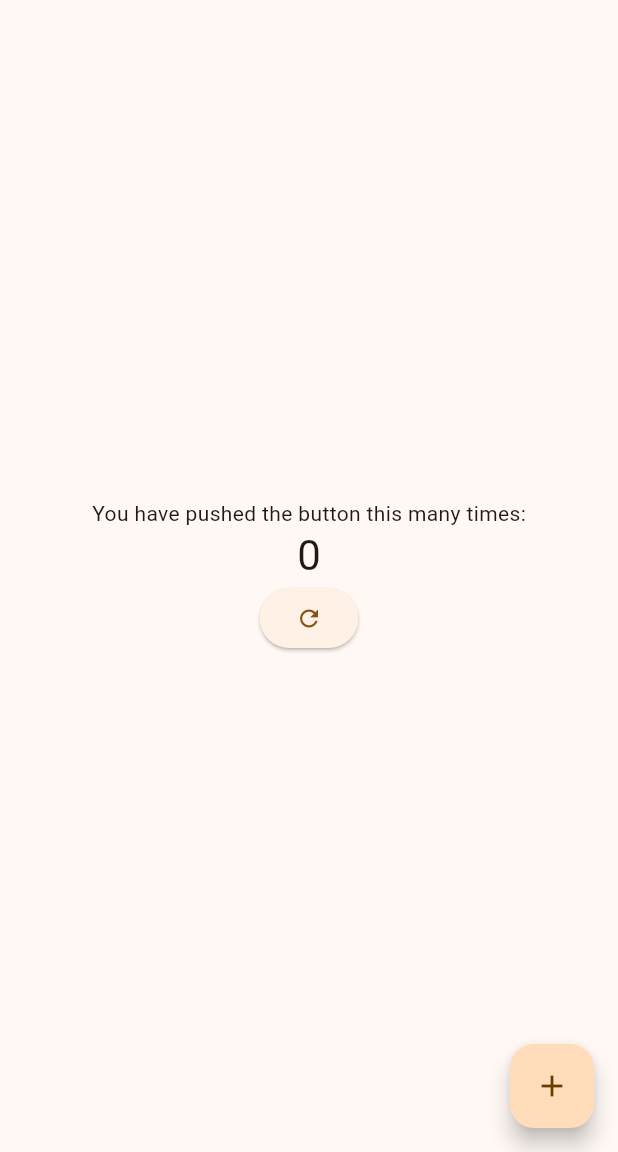
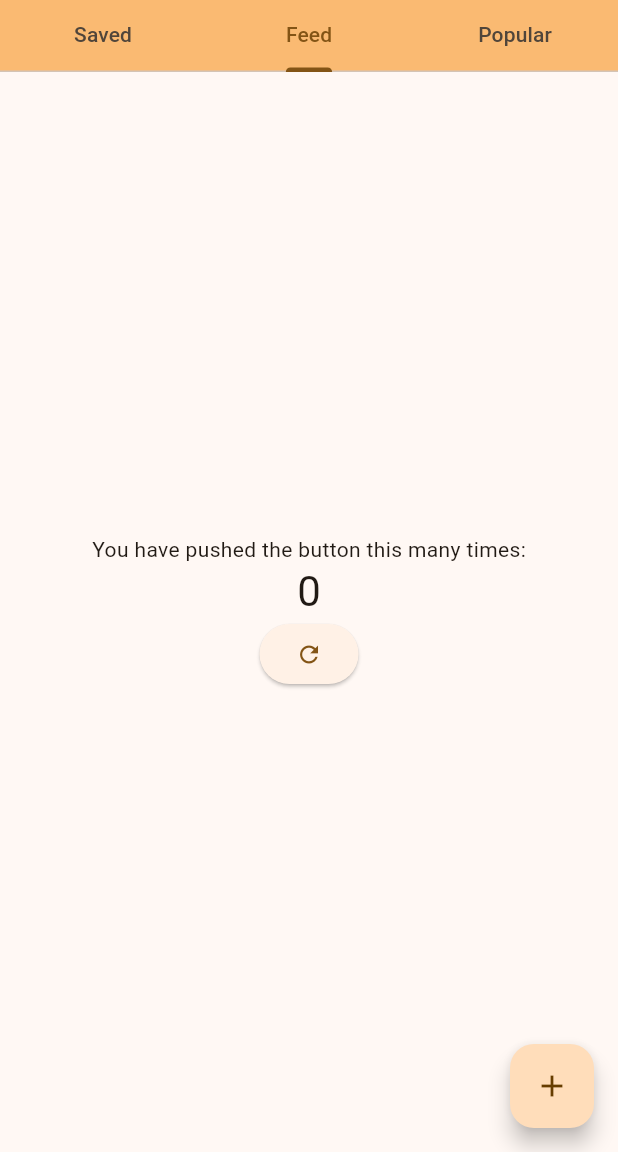
Before and after one commit to sllewely/recommendations, a Flutter app: the screen it shows after launch, on a phone screen of 412 x 824 dp, the part 84-1236 px from its top. Run offline on Flutter 3.47's test engine with Material 2 defaults, Android fonts, the phone set to English and light mode, and no system bars.

Commit message:
Add swipeable tabs

```diff
--- a/mobile/lib/main.dart
+++ b/mobile/lib/main.dart
@@ -1,11 +1,12 @@
 import 'package:flutter/material.dart';
+import 'package:provider/provider.dart';
 
 void main() {
-  runApp(const MyApp());
+  runApp(const RecApp());
 }
 
-class MyApp extends StatelessWidget {
-  const MyApp({super.key});
+class RecApp extends StatelessWidget {
+  const RecApp({super.key});
 
   // This widget is the root of your application.
   @override
@@ -31,13 +32,13 @@ class MyApp extends StatelessWidget {
         colorScheme: ColorScheme.fromSeed(seedColor: Colors.orangeAccent),
         useMaterial3: true,
       ),
-      home: const MyHomePage(title: 'Recommendations'),
+      home: const HomePage(title: 'Recommendations'),
     );
   }
 }
 
-class MyHomePage extends StatefulWidget {
-  const MyHomePage({super.key, required this.title});
+class HomePage extends StatefulWidget {
+  const HomePage({super.key, required this.title});
 
   // This widget is the home page of your application. It is stateful, meaning
   // that it has a State object (defined below) that contains fields that affect
@@ -51,14 +52,20 @@ class MyHomePage extends StatefulWidget {
   final String title;
 
   @override
-  State<MyHomePage> createState() => _MyHomePageState();
+  State<HomePage> createState() => _HomePageState();
 }
 
-class _MyHomePageState extends State<MyHomePage> {
+class _HomePageState extends State<HomePage> with SingleTickerProviderStateMixin {
+  static const List<Tab> defaultTabs = <Tab>[
+    Tab(text: 'Saved'),
+    Tab(text: 'Feed'),
+    Tab(text: 'Popular'),
+  ];
+
   int _counter = 0;
-  int _selectedIndex = 0;
   final GlobalKey<ScaffoldState> _scaffoldKey = GlobalKey<ScaffoldState>();
 
+  late TabController _tabController;
   void _incrementCounter() {
     setState(() {
       _counter++;
@@ -71,12 +78,16 @@ class _MyHomePageState extends State<MyHomePage> {
     });
   }
 
-  void _openDrawer() {
-    _scaffoldKey.currentState!.openDrawer();
+  @override
+  void initState() {
+    super.initState();
+    _tabController = TabController(initialIndex: 1, length: defaultTabs.length, vsync: this);
   }
 
-  void _closeDrawer() {
-    Navigator.of(context).pop();
+  @override
+  void dispose() {
+    _tabController.dispose();
+    super.dispose();
   }
 
   @override
@@ -87,17 +98,6 @@ class _MyHomePageState extends State<MyHomePage> {
     // The Flutter framework has been optimized to make rerunning build methods
     // fast, so that you can just rebuild anything that needs updating rather
     // than having to individually change instances of widgets.
-    Widget page;
-    switch (_selectedIndex) {
-      case 0:
-        page = const Placeholder();
-      case 1:
-        page = const Placeholder();
-      case 2:
-        page = context.widget;
-      default:
-        throw UnimplementedError('I am screaming');
-    }
 
     return Scaffold(
       key: _scaffoldKey,
@@ -105,37 +105,51 @@ class _MyHomePageState extends State<MyHomePage> {
         // TRY THIS: Try changing the color here to a specific color (to
         // Colors.amber, perhaps?) and trigger a hot reload to see the AppBar
         // change color while the other colors stay the same.
-        backgroundColor: Theme.of(context).colorScheme.inversePrimary,
+          backgroundColor: Theme
+              .of(context)
+              .colorScheme
+              .inversePrimary,
           // Here we take the value from the MyHomePage object that was created by
           // the App.build method, and use it to set our appbar title.
           title: Text(widget.title),
+          bottom: TabBar(
+            controller: _tabController,
+            tabs: defaultTabs,
+          )
       ),
       drawer: Drawer(
           child: SafeArea(child: NavigationRail(
             extended: false,
             destinations: const [
-            NavigationRailDestination(icon: Icon(Icons.home), label: Text('Home')),
-            NavigationRailDestination(icon: Icon(Icons.account_circle), label: Text('Account')),
-            NavigationRailDestination(icon: Icon(Icons.arrow_back_ios_new_rounded), label: Text('Close Nav Bar'))
+              NavigationRailDestination(
+                  icon: Icon(Icons.home), label: Text('Home')),
+              NavigationRailDestination(
+                  icon: Icon(Icons.account_circle), label: Text('Account')),
+              NavigationRailDestination(
+                  icon: Icon(Icons.arrow_back_ios_new_rounded),
+                  label: Text('Close Nav Bar'))
             ],
-        selectedIndex: _selectedIndex,
-        onDestinationSelected: (value) {
-          setState(() {
-            _selectedIndex = value;
-            _closeDrawer();
-          });
-        },
+            selectedIndex: 0,
           ))),
-      body: Row(
-        children: [
-          Expanded(child: CounterCard(counter: _counter, reset: _resetCounter))
-        ]
+      body: TabBarView(
+        controller: _tabController,
+        children: <Widget>[
+          const Center(
+              child: Text("Left Pane"),
+          ),
+          Center(
+              child: CounterCard(counter: _counter, reset: _resetCounter),
+          ),
+          const Center(
+              child: Text('RIGHT PANE!!'),
+          ),
+        ],
       ),
       floatingActionButton: FloatingActionButton(
         onPressed: _incrementCounter,
         tooltip: 'Increment',
         child: const Icon(Icons.add),
-      ), // This trailing comma makes auto-formatting nicer for build methods.
+      ),
     );
   }
 }
```
Lines whose indentation alone changed are shown as unchanged.
